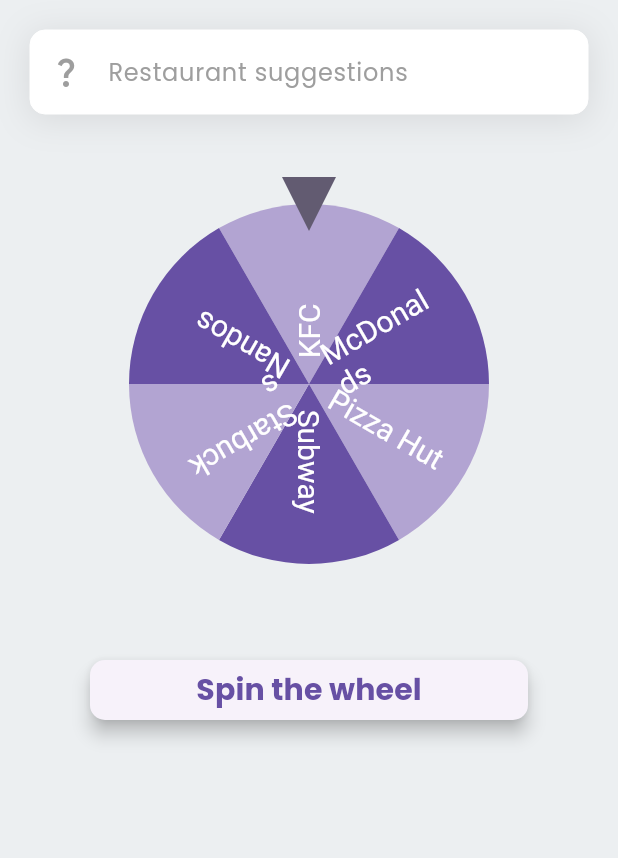
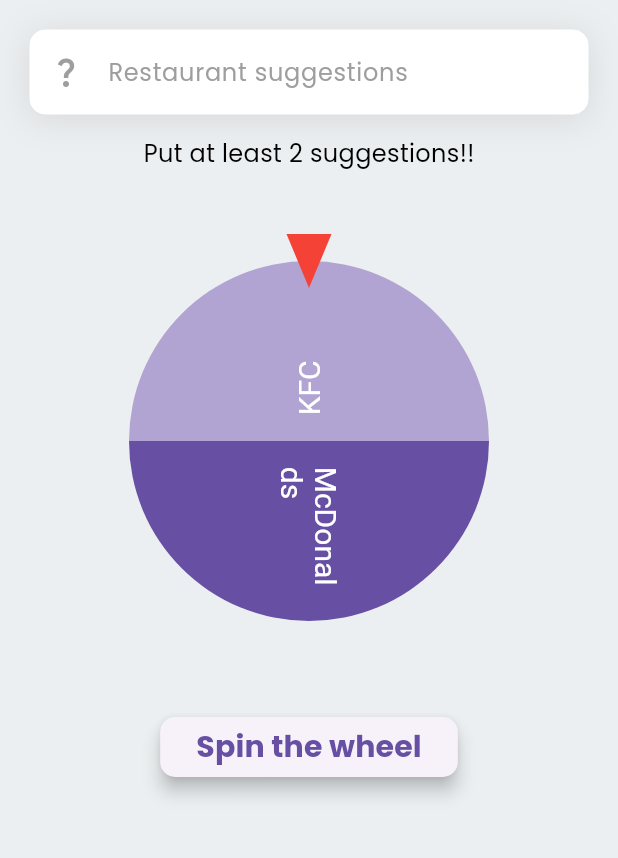
Before and after one commit to amoiiir/makan-mana, a Flutter app: the screen it shows after launch, on a phone screen of 412 x 824 dp, the part 84-942 px from its top. Run offline on Flutter 3.47's test engine with Material 3 defaults, Android fonts, the phone set to English and light mode, and no system bars; drawn by our look-alikes of flutter_fortune_wheel.

Commit message:
spin the wheel and suggestion added

```diff
--- a/lib/pages/home.dart
+++ b/lib/pages/home.dart
@@ -1,4 +1,5 @@
 import 'dart:async';
+import 'dart:math';
 
 import 'package:flutter/material.dart';
 import 'package:flutter_fortune_wheel/flutter_fortune_wheel.dart';
@@ -16,6 +17,16 @@
   StreamController<int> selected = StreamController<int>();
   final myController = TextEditingController();
 
+  List<FortuneItem> items = [
+              FortuneItem(child: Text('KFC', style: TextStyle(color: Colors.white, fontSize: 20))),
+              FortuneItem(child: Text('McDonalds', style: TextStyle(color: Colors.white, fontSize: 20))),
+              // FortuneItem(child: Text('Pizza Hut', style: TextStyle(color: Colors.white, fontSize: 20))),
+              // FortuneItem(child: Text('Subway', style: TextStyle(color: Colors.white, fontSize: 20))),
+              // FortuneItem(child: Text('Starbucks', style: TextStyle(color: Colors.white, fontSize: 20))),
+              // FortuneItem(child: Text('Nandos', style: TextStyle(color: Colors.white, fontSize: 20))),
+            ];
+
+  @override
   void dispose() {
     selected.close();
     super.dispose();
@@ -28,18 +39,38 @@
       appBar: appBar(),
       backgroundColor: Colors.blueGrey[50],
       //kenapa bila nak tambah banyak kena dalam children
-      body: ListView(
+      body: SingleChildScrollView(
+        child: Column(
           children: [
             _searchBar(),
+            const SizedBox(height: 15),
+            const Text('Put at least 2 suggestions!!', style: TextStyle(color: Colors.black, fontSize: 16, fontFamily: 'Poppins')),
             const SizedBox(height: 30),
             _fortuneWheel(),
             const SizedBox(height: 30),
-          Container(
+            _spinButton()
+          ],
+        ),
+      )
+    );
+  }
+
+  Container _spinButton() {
+    return Container(
             margin: const EdgeInsets.only(left: 60, right: 60),
             child: ElevatedButton(
               onPressed: (){
-                //do something
+                //spin the wheel
+                selected.add(Random().nextInt(items.length));
               },
+              style: ButtonStyle(
+                shape: WidgetStateProperty.all<RoundedRectangleBorder>(
+                  RoundedRectangleBorder(
+                    borderRadius: BorderRadius.circular(10)
+                  )
+                ),
+                elevation: WidgetStateProperty.all(5),
+              ),
               child: const Text(
                 'Spin the wheel',
                 style: TextStyle(
@@ -48,18 +79,7 @@
                   fontWeight: FontWeight.bold
                 ),
               ),
-              style: ButtonStyle(
-                shape: WidgetStateProperty.all<RoundedRectangleBorder>(
-                  RoundedRectangleBorder(
-                    borderRadius: BorderRadius.circular(10)
-                  )
             ),
-                elevation: WidgetStateProperty.all(5),
-              ),
-            ),
-          )
-        ],
-      )
           );
   }
 
@@ -67,13 +87,20 @@
     return Container(
           height: 300,
           child: FortuneWheel(
-            items: const [
-              FortuneItem(child: Text('KFC', style: TextStyle(color: Colors.white, fontSize: 20))),
-              FortuneItem(child: Text('McDonalds', style: TextStyle(color: Colors.white, fontSize: 20))),
-              FortuneItem(child: Text('Pizza Hut', style: TextStyle(color: Colors.white, fontSize: 20))),
-              FortuneItem(child: Text('Subway', style: TextStyle(color: Colors.white, fontSize: 20))),
-              FortuneItem(child: Text('Starbucks', style: TextStyle(color: Colors.white, fontSize: 20))),
-              FortuneItem(child: Text('Nandos', style: TextStyle(color: Colors.white, fontSize: 20))),
+            selected: selected.stream,
+            items: items,
+            physics: CircularPanPhysics(
+              duration: const Duration(seconds: 5),
+              curve: Curves.decelerate
+            ),
+            indicators: const <FortuneIndicator>[
+              FortuneIndicator(
+                alignment: Alignment.topCenter,
+                child: TriangleIndicator(
+                  color: Colors.red,
+                  width: 30.0,
+                ),
+                )
             ],
           ),
         );
@@ -93,22 +120,13 @@
         ]
       ),
       child: TextField(
-        onSubmitted: (myController) {
-          showDialog(context: context,
-          builder: (BuildContext context){
-            return AlertDialog(
-              title: const Text('Search Result'),
-              content: Text('You have searched for $myController'),
-              actions: [
-                TextButton(
-                  onPressed: () {
-                    Navigator.of(context).pop();
-                  },
-                  child: const Text('Close')
-                )
-              ],
-            );
+        controller: myController,
+        onSubmitted: (text) {
+          debugPrint('Restaurant suggestion: $myController');
+          setState(() {
+            items.add(FortuneItem(child: Text(text, style: const TextStyle(color: Colors.white, fontSize: 20))));
           });
+          myController.clear();
         },
         decoration: InputDecoration(
           hintText: 'Restaurant suggestions',
```
Lines whose indentation alone changed are shown as unchanged.
